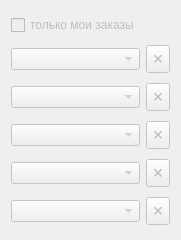
Old version of the form models/repairtablefiltermenu.ui in the repository solderercb/snap_crm.
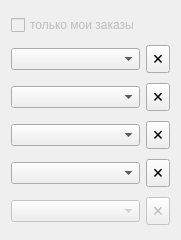
New version of the form.

What changed in the file:
```diff
--- a/models/repairtablefiltermenu.ui
+++ b/models/repairtablefiltermenu.ui
@@ -27,7 +27,7 @@
    <item row="2" column="0">
     <widget class="QComboBox" name="comboBoxStatus">
      <property name="enabled">
-      <bool>false</bool>
+      <bool>true</bool>
      </property>
      <property name="placeholderText">
       <string>все статусы</string>
@@ -37,7 +37,7 @@
    <item row="3" column="0">
     <widget class="QComboBox" name="comboBoxEmployee">
      <property name="enabled">
-      <bool>false</bool>
+      <bool>true</bool>
      </property>
      <property name="placeholderText">
       <string>все сотрудники</string>
@@ -47,7 +47,7 @@
    <item row="4" column="0">
     <widget class="QComboBox" name="comboBoxClients">
      <property name="enabled">
-      <bool>false</bool>
+      <bool>true</bool>
      </property>
      <property name="placeholderText">
       <string>все клиенты</string>
@@ -67,7 +67,7 @@
    <item row="1" column="0">
     <widget class="QComboBox" name="comboBoxOffice">
      <property name="enabled">
-      <bool>false</bool>
+      <bool>true</bool>
      </property>
      <property name="placeholderText">
       <string>офис</string>
@@ -77,7 +77,7 @@
    <item row="1" column="1">
     <widget class="QToolButton" name="toolButton">
      <property name="enabled">
-      <bool>false</bool>
+      <bool>true</bool>
      </property>
      <property name="sizePolicy">
       <sizepolicy hsizetype="Fixed" vsizetype="Maximum">
@@ -96,7 +96,7 @@
    <item row="2" column="1">
     <widget class="QToolButton" name="toolButton_2">
      <property name="enabled">
-      <bool>false</bool>
+      <bool>true</bool>
      </property>
      <property name="sizePolicy">
       <sizepolicy hsizetype="Fixed" vsizetype="Maximum">
@@ -115,7 +115,7 @@
    <item row="3" column="1">
     <widget class="QToolButton" name="toolButton_3">
      <property name="enabled">
-      <bool>false</bool>
+      <bool>true</bool>
      </property>
      <property name="sizePolicy">
       <sizepolicy hsizetype="Fixed" vsizetype="Maximum">
@@ -134,7 +134,7 @@
    <item row="4" column="1">
     <widget class="QToolButton" name="toolButton_4">
      <property name="enabled">
-      <bool>false</bool>
+      <bool>true</bool>
      </property>
      <property name="sizePolicy">
       <sizepolicy hsizetype="Fixed" vsizetype="Maximum">
```
